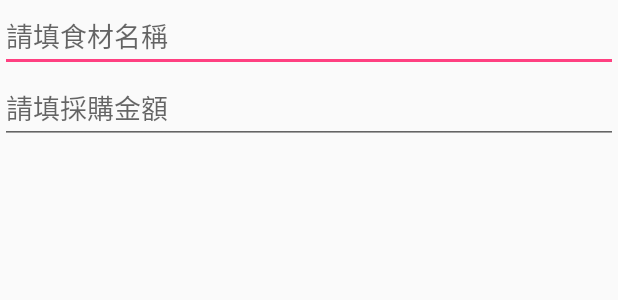
After one commit to chrislai0621/Ce_Refrigerator, an Android app: the layout fragment_shopping_list.xml on its own in the app's theme, with its tools: preview values and no code run, on a phone screen of 412 x 824 dp. The commit adds this screen. Shown: the top 300 px of the screen. Run offline under Robolectric (Android 15) with nearby library versions, the phone set to English and light mode, and no system bars.

Commit message:
採購清單增加新增的功能

```diff
--- /dev/null
+++ b/app/src/main/res/layout/fragment_shopping_list.xml
@@ -0,0 +1,29 @@
+<FrameLayout xmlns:android="http://schemas.android.com/apk/res/android"
+    xmlns:tools="http://schemas.android.com/tools"
+    android:layout_width="match_parent"
+    android:layout_height="match_parent"
+    tools:context="com.example.student.ce_refrigerator.ShoppingListFragment">
+
+    <LinearLayout
+        android:layout_width="match_parent"
+        android:layout_height="wrap_content"
+        android:orientation="vertical">
+
+        <EditText
+            android:id="@+id/etFoodName"
+            android:layout_width="match_parent"
+            android:layout_height="wrap_content"
+            android:hint="請填食材名稱" />
+
+        <EditText
+            android:id="@+id/etPurchaseAmt2"
+            android:layout_width="match_parent"
+            android:layout_height="wrap_content"
+            android:layout_below="@id/etFoodName"
+            android:hint="請填採購金額"
+            android:inputType="numberDecimal" />
+
+    </LinearLayout>
+
+
+</FrameLayout>
--- a/app/src/main/res/layout/shopping_list_content.xml
+++ b/app/src/main/res/layout/shopping_list_content.xml
@@ -1,7 +1,8 @@
 <?xml version="1.0" encoding="utf-8"?>
 <LinearLayout xmlns:android="http://schemas.android.com/apk/res/android"
     android:layout_width="match_parent"
-    android:layout_height="wrap_content"
+    android:layout_height="0dp"
+    android:layout_weight="4"
     android:orientation="vertical">
 
         <ListView android:id="@+id/listview"
```
Also changed, not shown: app/src/main/java/com/example/student/ce_refrigerator/ShoppingListFragment.java (added, +97 -0 lines), app/src/main/java/com/example/student/ce_refrigerator/Shopping_cart_list.java (+64 -42 lines), app/src/main/res/layout/activity_shopping_cart_list.xml (+7 -0 lines).
